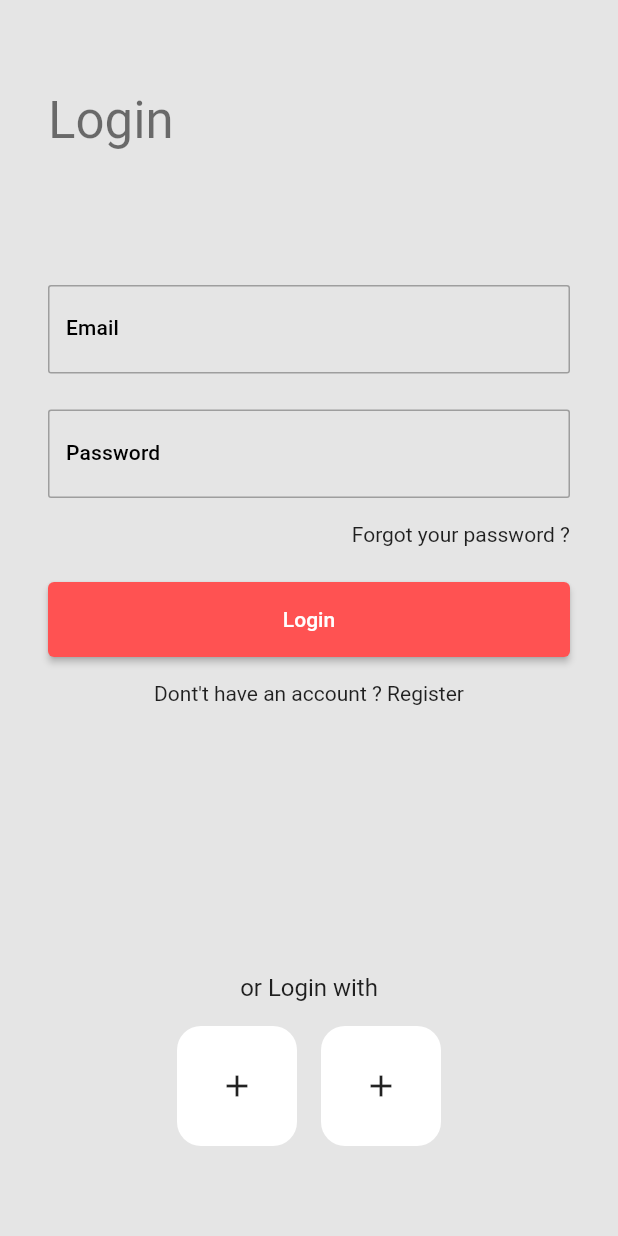
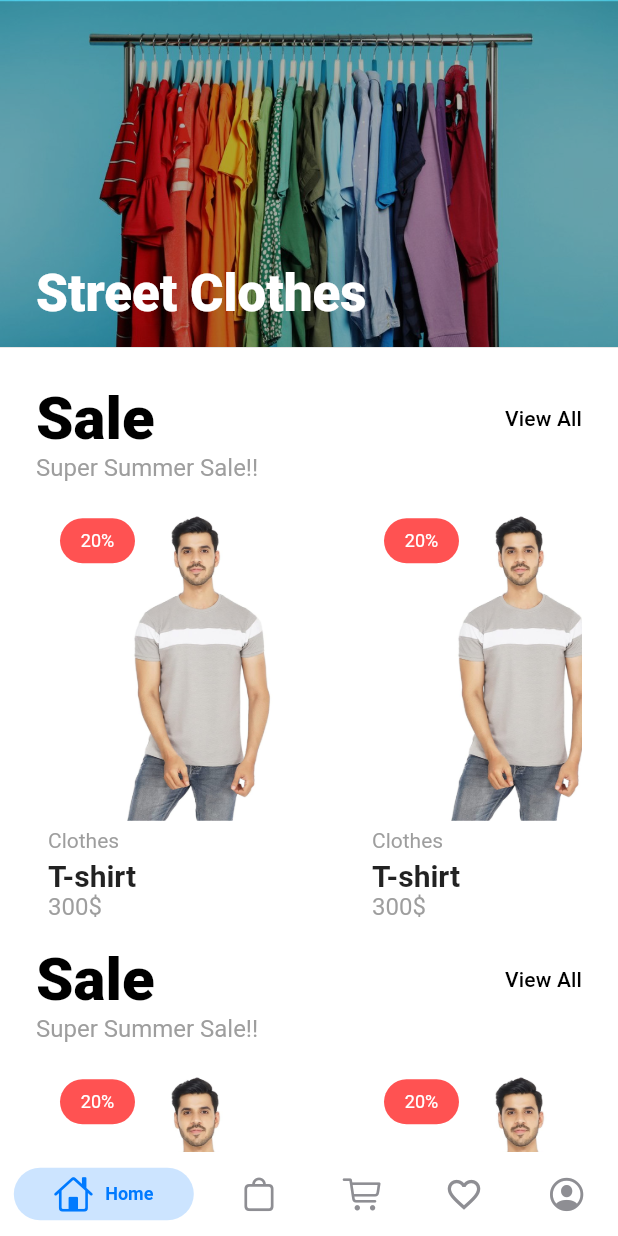
Before and after one commit to tawafmesar/eCommerceFLutter, a Flutter app: the screen it shows after launch, on a phone screen of 412 x 824 dp. Run offline on Flutter 3.47's test engine with Material 2 defaults, Android fonts, the phone set to English and light mode, and no system bars; drawn by our look-alikes of persistent_bottom_nav_bar_v2; our stand-ins replace firebase_auth, firebase_core, get; accounts and stored records are empty.

Commit message:
[FEATURE] edit some changes in the auth pages and finished the home page ui

```diff
--- a/lib/main.dart
+++ b/lib/main.dart
@@ -49,12 +49,23 @@ class MyApp extends StatelessWidget {
                   color: Colors.grey
               )
           ),
-
+          errorBorder: OutlineInputBorder(
+              borderRadius:  BorderRadius.circular(2.0),
+              borderSide: const BorderSide(
+                  color: Colors.red
+              )
+          ),
+          focusedErrorBorder: OutlineInputBorder(
+              borderRadius:  BorderRadius.circular(2.0),
+              borderSide: const BorderSide(
+                  color: Colors.red
+              )
+          ),
         ),
       ),
 
       onGenerateRoute: onGenerate ,
-      initialRoute: AppRoutes.loginPageRoute,
+      initialRoute: AppRoutes.bottomNavRoute,
       // home:SplashScrean()
     );
   }
--- /dev/null
+++ b/lib/models/product.dart
@@ -0,0 +1,48 @@
+class Product {
+  final String id;
+  final String title;
+  final int price;
+  final String imgUrl;
+  final int? discountValue;
+  final String category;
+  final double? rate;
+
+  Product(
+      {required this.id,
+      required this.title,
+      required this.price,
+      required this.imgUrl,
+      this.discountValue,
+      this.category = 'Other',
+      this.rate});
+}
+
+List<Product> dummyProducts = [
+  Product(
+      id: "1",
+      title: 'T-shirt',
+      price: 300,
+      imgUrl: 'img/shirt.jpg',
+      category: 'Clothes',
+      discountValue: 20),
+  Product(
+      id: "1",
+      title: 'T-shirt',
+      price: 300,
+      imgUrl: 'img/shirt.jpg',
+      category: 'Clothes',
+      discountValue: 20),
+  Product(
+      id: "1",
+      title: 'T-shirt',
+      price: 300,
+      imgUrl: 'img/shirt.jpg',
+      category: 'Clothes',
+      discountValue: 20),
+  Product(
+      id: "1",
+      title: 'T-shirt',
+      price: 300,
+      imgUrl: 'img/shirt.jpg',
+      category: 'Clothes'),
+];
--- /dev/null
+++ b/lib/utilities/assets.dart
@@ -0,0 +1,8 @@
+class AppAssets{
+  /// Home Page Image
+
+  static  const StringtopBannerHomePageAsset="";
+
+
+  ///
+}
--- a/lib/utilities/router.dart
+++ b/lib/utilities/router.dart
@@ -1,6 +1,7 @@
 import 'package:flutter/cupertino.dart';
 import 'package:flutter/material.dart';
 import 'package:untitled1/utilities/routes.dart';
+import 'package:untitled1/views/pages/bottom_bavbar.dart';
 import 'package:untitled1/views/pages/landing_page.dart';
 import 'package:untitled1/views/pages/login_page.dart';
 
@@ -9,13 +10,20 @@ Route<dynamic> onGenerate(RouteSettings settings) {
     case AppRoutes.loginPageRoute:
       return CupertinoPageRoute(
         builder: (_) => const LoginPage(),
+        settings: settings,
       );
 
+    case AppRoutes.bottomNavRoute:
+      return CupertinoPageRoute(
+        builder: (_) => const BottomNavBar(),
+        settings: settings,
+      );
 
     case AppRoutes.landingPageRoute:
     default:
       return CupertinoPageRoute(
         builder: (_) => const LandingPage(),
+        settings: settings,
       );
   }
 }
--- a/lib/utilities/routes.dart
+++ b/lib/utilities/routes.dart
@@ -1,6 +1,8 @@
 class AppRoutes {
   static const String landingPageRoute = '/';
   static const String loginPageRoute = '/login';
+  static const String bottomNavRoute = '/nav';
+
   // static const String registerPageRoute = '/register';
 
 }
--- /dev/null
+++ b/lib/views/home_page.dart
@@ -0,0 +1,137 @@
+import 'package:flutter/material.dart';
+import 'package:untitled1/models/product.dart';
+import 'package:untitled1/utilities/assets.dart';
+import 'package:untitled1/views/widgets/list_item_home.dart';
+
+class HomePage extends StatelessWidget {
+  const HomePage({Key? key}) : super(key: key);
+
+  /// TODO: Temp
+  ///
+  Widget _buildHeaderOfList(BuildContext context,
+      {required String title,
+      VoidCallback? onTap,
+      required String description}) {
+    return Column(
+      crossAxisAlignment: CrossAxisAlignment.start,
+      children: [
+        Row(
+          mainAxisAlignment: MainAxisAlignment.spaceBetween,
+          children: [
+            Text(
+              title,
+              style: Theme.of(context)
+                  .textTheme
+                  .headlineLarge!
+                  .copyWith(fontWeight: FontWeight.w900, color: Colors.black),
+            ),
+            InkWell(
+                onTap: onTap,
+                child: Text(
+                  "View All",
+                  style: Theme.of(context).textTheme.titleSmall,
+                ))
+          ],
+        ),
+        Text(
+          description,
+          style: Theme.of(context)
+              .textTheme
+              .titleMedium!
+              .copyWith(color: Colors.grey),
+        )
+      ],
+    );
+  }
+
+  @override
+  Widget build(BuildContext context) {
+    final size = MediaQuery.of(context).size;
+    return SingleChildScrollView(
+      child: Column(
+        crossAxisAlignment: CrossAxisAlignment.start,
+        children: [
+          Stack(
+            alignment: Alignment.bottomLeft,
+            children: [
+              // Image.network(
+              //   AppAssets.StringtopBannerHomePageAsset,
+              //   width: double.infinity,
+              //   height: size.height * 0.3,
+              // ),
+              Image(
+                image: AssetImage("img/head.jpg"),
+                fit: BoxFit.cover,
+              ),
+              Opacity(
+                opacity: 0.3,
+                child: Container(
+                  width: double.infinity,
+                  height: size.height * 0.28,
+                  color: Colors.black,
+                ),
+              ),
+              Padding(
+                padding:
+                    const EdgeInsets.symmetric(horizontal: 24.0, vertical: 16.0),
+                child: Text(
+                  'Street Clothes',
+                  style: Theme.of(context)
+                      .textTheme
+                      .headlineMedium!
+                      .copyWith(color: Colors.white, fontWeight: FontWeight.w900),
+                ),
+              ),
+            ],
+          ),
+          const SizedBox(
+            height: 24,
+          ),
+          Padding(
+            padding: const EdgeInsets.symmetric(horizontal: 24.0),
+            child: Column(
+              children: [
+                _buildHeaderOfList(context,
+                    title: "Sale", description: "Super Summer Sale!!"),
+                const SizedBox(
+                  height: 8.0,
+                ),
+                SizedBox(
+                  height: 300,
+                  child: ListView(
+                    scrollDirection: Axis.horizontal,
+                    children: dummyProducts
+                        .map((e) => Padding(
+                              padding: const EdgeInsets.all(8.0),
+                              child: ListItemHome(product: e),
+                            ))
+                        .toList(),
+                  ),
+                )
+                ,
+                _buildHeaderOfList(context,
+                    title: "Sale", description: "Super Summer Sale!!"),
+                const SizedBox(
+                  height: 8.0,
+                ),
+                SizedBox(
+                  height: 300,
+                  child: ListView(
+                    scrollDirection: Axis.horizontal,
+                    children: dummyProducts
+                        .map((e) => Padding(
+                      padding: const EdgeInsets.all(8.0),
+                      child: ListItemHome(product: e),
+                    ))
+                        .toList(),
+                  ),
+                )
+              ],
+            ),
+          ),
+
+        ],
+      ),
+    );
+  }
+}
--- /dev/null
+++ b/lib/views/pages/bottom_bavbar.dart
@@ -0,0 +1,103 @@
+import 'package:flutter/cupertino.dart';
+import 'package:flutter/material.dart';
+import 'package:persistent_bottom_nav_bar_v2/persistent-tab-view.dart';
+
+import '../home_page.dart';
+class BottomNavBar extends StatefulWidget {
+  const BottomNavBar({Key? key}) : super(key: key);
+
+  @override
+  State<BottomNavBar> createState() => _BottomNavBarState();
+}
+
+class _BottomNavBarState extends State<BottomNavBar> {
+  final _bottomNavbarController = PersistentTabController();
+
+
+  List<Widget> _buildScreens() {
+    return [
+     const HomePage(),
+      Container(),
+      Container(),
+      Container(),
+      Container(),
+
+    ];
+  }
+
+  List<PersistentBottomNavBarItem> _navBarsItems() {
+    return [
+      PersistentBottomNavBarItem(
+        icon: Icon(CupertinoIcons.home),
+        title: "Home",
+        activeColorPrimary: CupertinoColors.activeBlue,
+        inactiveColorPrimary: CupertinoColors.systemGrey,
+      ),
+
+      PersistentBottomNavBarItem(
+        icon: Icon(CupertinoIcons.bag),
+        title: "Shop",
+        activeColorPrimary: CupertinoColors.activeBlue,
+        inactiveColorPrimary: CupertinoColors.systemGrey,
+      ),
+
+
+      PersistentBottomNavBarItem(
+        icon: Icon(CupertinoIcons.cart),
+        title: "Cart",
+        activeColorPrimary: CupertinoColors.activeBlue,
+        inactiveColorPrimary: CupertinoColors.systemGrey,
+      ),
+
+      PersistentBottomNavBarItem(
+        icon: Icon(Icons.favorite_border),
+        title: "favorites",
+        activeColorPrimary: CupertinoColors.activeBlue,
+        inactiveColorPrimary: CupertinoColors.systemGrey,
+      ),
+
+      PersistentBottomNavBarItem(
+        icon: Icon(CupertinoIcons.profile_circled),
+        title: "profile",
+        activeColorPrimary: CupertinoColors.activeBlue,
+        inactiveColorPrimary: CupertinoColors.systemGrey,
+      ),
+    ];
+  }
+
+  @override
+  Widget build(BuildContext context) {
+    return Scaffold(
+      body: PersistentTabView(
+        context,
+        controller: _bottomNavbarController,
+        screens: _buildScreens(),
+        items: _navBarsItems(),
+        confineInSafeArea: true,
+        backgroundColor: Colors.white, // Default is Colors.white.
+        handleAndroidBackButtonPress: true, // Default is true.
+        resizeToAvoidBottomInset: true, // This needs to be true if you want to move up the screen when keyboard appears. Default is true.
+        stateManagement: true, // Default is true.
+        hideNavigationBarWhenKeyboardShows: true, // Recommended to set 'resizeToAvoidBottomInset' as true while using this argument. Default is true.
+        decoration: NavBarDecoration(
+          borderRadius: BorderRadius.circular(10.0),
+          colorBehindNavBar: Colors.white,
+        ),
+        popAllScreensOnTapOfSelectedTab: true,
+        popActionScreens: PopActionScreensType.all,
+        itemAnimationProperties: ItemAnimationProperties( // Navigation Bar's items animation properties.
+          duration: Duration(milliseconds: 200),
+          curve: Curves.ease,
+        ),
+        screenTransitionAnimation: ScreenTransitionAnimation( // Screen transition animation on change of selected tab.
+          animateTabTransition: true,
+          curve: Curves.ease,
+          duration: Duration(milliseconds: 200),
+        ),
+        navBarStyle: NavBarStyle.style1, // Choose the nav bar style with this property.
+      )
+      ,
+
+    );
+  }
+}
--- a/lib/views/pages/login_page.dart
+++ b/lib/views/pages/login_page.dart
@@ -15,10 +15,23 @@ class _LoginPageState extends State<LoginPage> {
   final _formKey = GlobalKey<FormState>();
   final _emailController = TextEditingController();
   final _passwordController = TextEditingController();
+
+  final _emailFoucusNode = FocusNode();
+  final _passwordFoucusNode = FocusNode();
+
   var _authType = AuthFormType.login;
 
   @override
+  void dispose() {
+    _emailController.dispose();
+    _passwordController.dispose();
+
+    super.dispose();
+  }
+
+  @override
   Widget build(BuildContext context) {
+    final size = MediaQuery.of(context).size;
     return Scaffold(
       body: SafeArea(
         child: Padding(
@@ -28,6 +41,7 @@ class _LoginPageState extends State<LoginPage> {
           ),
           child: Form(
             key: _formKey,
+            child: SingleChildScrollView(
               child: Column(
                 crossAxisAlignment: CrossAxisAlignment.start,
                 children: [
@@ -40,6 +54,10 @@ class _LoginPageState extends State<LoginPage> {
                   ),
                   TextFormField(
                     controller: _emailController,
+                    focusNode: _emailFoucusNode,
+                    onEditingComplete: () => FocusScope.of(context)
+                        .requestFocus(_passwordFoucusNode),
+                    textInputAction: TextInputAction.next,
                     validator: (val) =>
                         val!.isEmpty ? 'Pleas enter your email' : null,
                     decoration: const InputDecoration(
@@ -52,6 +70,7 @@ class _LoginPageState extends State<LoginPage> {
                   ),
                   TextFormField(
                     controller: _passwordController,
+                    focusNode: _passwordFoucusNode,
                     validator: (val) =>
                         val!.isEmpty ? 'Pleas enter your password' : null,
                     decoration: const InputDecoration(
@@ -73,19 +92,30 @@ class _LoginPageState extends State<LoginPage> {
                     height: 24.0,
                   ),
                   MainButton(
-                  text:
-                    _authType == AuthFormType.login  ? 'Login':'Register',
-                    onTap: () {}),
+                      text: _authType == AuthFormType.login
+                          ? 'Login'
+                          : 'Register',
+                      onTap: () {
+                        if (_formKey.currentState!.validate()) {
+                          //
+                          Navigator.of(context)
+                              .pushNamed(AppRoutes.bottomNavRoute);
+                        }
+                      }),
                   const SizedBox(
                     height: 16,
                   ),
                   Align(
                     alignment: Alignment.center,
                     child: InkWell(
-                    child:
-                    Text(   _authType == AuthFormType.login  ? 'Dont\'t have an account ? Register':'Have ane account ? Login',
+                      child: Text(
+                        _authType == AuthFormType.login
+                            ? 'Dont\'t have an account ? Register'
+                            : 'Have ane account ? Login',
                       ),
                       onTap: () {
+                        _formKey.currentState!.reset();
+
                         setState(() {
                           if (_authType == AuthFormType.login) {
                             _authType = AuthFormType.register;
@@ -96,11 +126,13 @@ class _LoginPageState extends State<LoginPage> {
                       },
                     ),
                   ),
-                const Spacer(),
+                  SizedBox(height: size.height * 0.14),
                   Align(
                     alignment: Alignment.center,
                     child: Text(
-                    _authType == AuthFormType.login  ? 'or Login with' : 'Or Register with ',
+                      _authType == AuthFormType.login
+                          ? 'or Login with'
+                          : 'Or Register with ',
                       style: Theme.of(context).textTheme.subtitle1,
                     ),
                   ),
@@ -134,6 +166,7 @@ class _LoginPageState extends State<LoginPage> {
             ),
           ),
         ),
+      ),
     );
   }
 }
--- /dev/null
+++ b/lib/views/widgets/list_item_home.dart
@@ -0,0 +1,82 @@
+import 'package:flutter/material.dart';
+import 'package:untitled1/models/product.dart';
+
+class ListItemHome extends StatelessWidget {
+  final Product product;
+
+  const ListItemHome({Key? key, required this.product}) : super(key: key);
+
+  @override
+  Widget build(BuildContext context) {
+    return DecoratedBox(
+      decoration: BoxDecoration(),
+      child: Column(
+        crossAxisAlignment: CrossAxisAlignment.start,
+        children: [
+          Stack(
+            children: [
+              ClipRRect(
+                borderRadius: BorderRadius.circular(12.0),
+                child: Image(
+                  image: AssetImage(product.imgUrl),
+                  width: 200,
+                  fit: BoxFit.cover,
+                ),
+              ),
+
+              Padding(
+                padding: const EdgeInsets.all(8.0),
+                child: SizedBox(
+                  height: 30,
+                  width: 50,
+                  child: DecoratedBox(
+                    decoration: BoxDecoration(
+                        borderRadius: BorderRadius.circular(16.0),
+                        color: Colors.redAccent),
+                    child: Padding(
+                      padding: const EdgeInsets.all(8.0),
+                      child: Center(
+                        child: Text(
+                          '${product.discountValue.toString()}%',
+                          style: Theme.of(context)
+                              .textTheme
+                              .bodySmall!
+                              .copyWith(color: Colors.white),
+                        ),
+                      ),
+                    ),
+                  ),
+                ),
+              ) // discountValue
+            ],
+          ),
+          const SizedBox(
+            height: 5.0,
+          ),
+          Text(
+            product.category,
+            style: Theme.of(context)
+                .textTheme
+                .bodyMedium!
+                .copyWith(color: Colors.grey),
+          ),
+          const SizedBox(height: 4.0,),
+          Text(
+            product.title,
+            style: Theme.of(context)
+                .textTheme
+                .titleLarge!
+                .copyWith(fontWeight: FontWeight.w600),
+          ),
+          Text(
+           '${ product.price}\$',
+            style: Theme.of(context)
+                .textTheme
+                .titleMedium!
+                .copyWith(color: Colors.grey),
+          ),
+        ],
+      ),
+    );
+  }
+}
--- a/pubspec.yaml
+++ b/pubspec.yaml
@@ -35,9 +35,12 @@ dependencies:
   # The following adds the Cupertino Icons font to your application.
   # Use with the CupertinoIcons class for iOS style icons.
   cupertino_icons: ^1.0.2
+  persistent_bottom_nav_bar_v2: any
   get:
   firebase_auth: ^4.2.9
   firebase_core: ^2.7.0
+  cloud_firestore: ^4.4.3
+  provider: ^6.0.5
 
 dev_dependencies:
   flutter_test:
```
Also changed, not shown: assets/images/head.jpg (added), img/head.jpg (added), img/shirt.jpg (added), pubspec.lock, 2 other files. Lines whose indentation alone changed are shown as unchanged.
